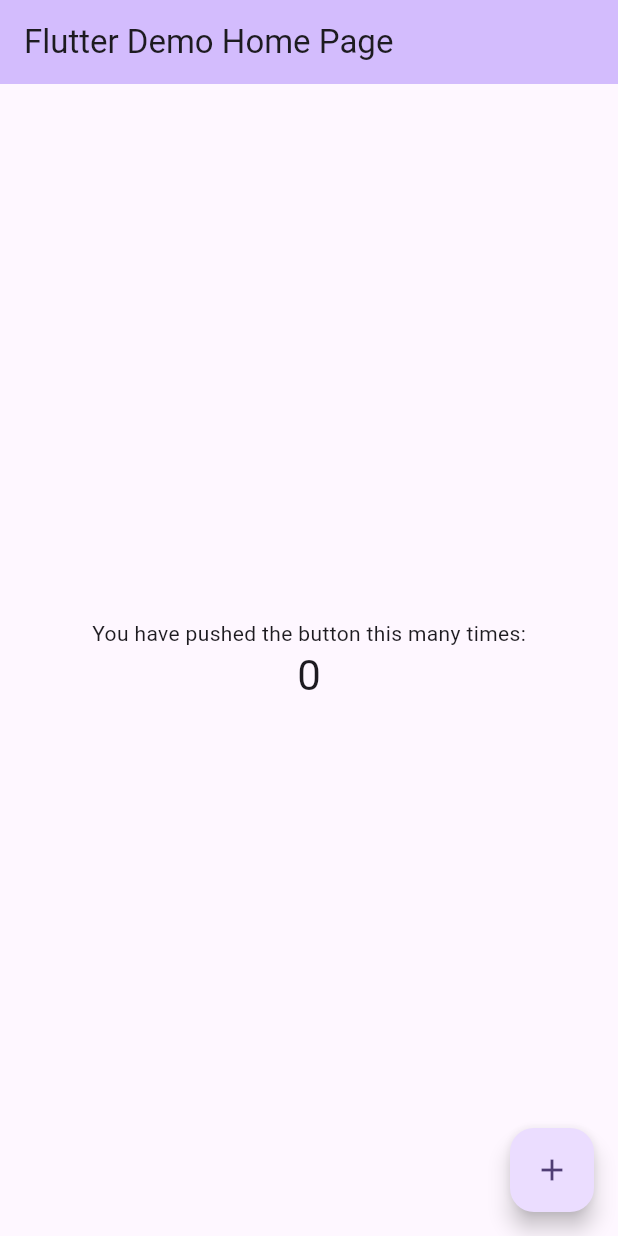
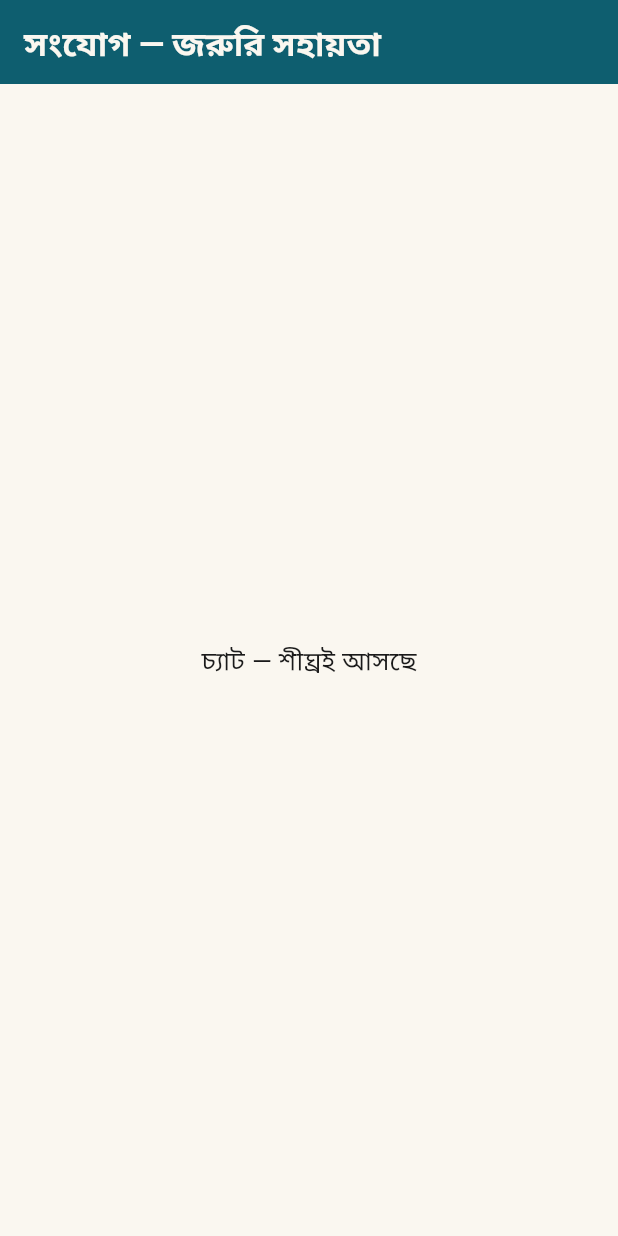
Before and after one commit to Ahnaf181419/shongjog, a Flutter app: the screen it shows after launch, on a phone screen of 412 x 824 dp. Run offline on Flutter 3.47's test engine with Material 3 defaults, Android fonts, the phone set to English and light mode, and no system bars; Roboto replaces fonts that are missing (HindSiliguri); project files that could hold a hidden picture were left out.

Commit message:
feat(app): Bangla-first theme and route shell
Phase 1.2 (Task 1.2): theme + routing shell. IC-1 unblock for Maruf/Sehab.

- lib/app/theme.dart: full light + dark token set per design.md §5.1
  (paperWhite/sand/inkBlack/calmTeal/softTeal/alertRed + darkBody/
  elevated/warmOffWhite/calmTealPlus/softTealDark/alertRedPlus/
  mutedText). Body floor 17sp (§5.2). Font family 'HindSiliguri'
  (resolves to system Bengali until Phase 5 bundles assets).
- lib/app/router.dart: AppRoutes contract (chat /, quickCards /cards,
  shelterMap /shelter) — the public seam teammates code against.
- lib/app/app.dart: MaterialApp with theme + darkTheme +
  ThemeMode.system; debug banner off.
- lib/main.dart: replaced default counter; runs ShongjogApp.
- 3 placeholder screens with Bangla AppBar titles per design.md §7
  (chat/quick_cards/shelter_map). Exceeds plan's Text('TODO').
- test/widget_test.dart: smoke test verifying skeleton renders chat
  screen with Bangla AppBar title.

flutter analyze: clean. flutter test: 1/1 passed.

```diff
--- /dev/null
+++ b/lib/app/app.dart
@@ -0,0 +1,23 @@
+import 'package:flutter/material.dart';
+
+import 'router.dart';
+import 'theme.dart';
+
+/// Root widget. The skeleton wires theme + routes; Phase 3 will layer in the
+/// ModelManager / KB loader / connectivity state providers above this shell.
+class ShongjogApp extends StatelessWidget {
+  const ShongjogApp({super.key});
+
+  @override
+  Widget build(BuildContext context) {
+    return MaterialApp(
+      title: 'Shongjog',
+      theme: ShongjogTheme.light(),
+      darkTheme: ShongjogTheme.dark(),
+      themeMode: ThemeMode.system,
+      initialRoute: AppRoutes.chat,
+      routes: AppRoutes.all(),
+      debugShowCheckedModeBanner: false,
+    );
+  }
+}
--- /dev/null
+++ b/lib/app/router.dart
@@ -0,0 +1,22 @@
+import 'package:flutter/material.dart';
+
+import '../features/chat/chat_screen.dart';
+import '../features/quick_cards/quick_cards_screen.dart';
+import '../features/shelter/shelter_map_screen.dart';
+
+/// Route constants — the public contract Maruf and Sehab code against.
+///
+/// Maruf's quick-cards screen (Phase 1.3) and Sehab's about page (Phase 4.7)
+/// will be added here at IC-2 / IC-3. Adding a route here MUST be paired with
+/// adding the screen to AppRoutes.all() in the same commit.
+class AppRoutes {
+  static const chat = '/';
+  static const quickCards = '/cards';
+  static const shelterMap = '/shelter';
+
+  static Map<String, WidgetBuilder> all() => {
+        chat: (_) => const ChatScreen(),
+        quickCards: (_) => const QuickCardsScreen(),
+        shelterMap: (_) => const ShelterMapScreen(),
+      };
+}
--- /dev/null
+++ b/lib/app/theme.dart
@@ -0,0 +1,93 @@
+import 'package:flutter/material.dart';
+
+/// Shongjog design tokens. Source of truth: docs/design.md §5.
+class ShongjogTheme {
+  // Light tokens
+  static const Color paperWhite = Color(0xFFFAF7F0);
+  static const Color sand = Color(0xFFF4ECD8);
+  static const Color inkBlack = Color(0xFF1A1A1A);
+  static const Color calmTeal = Color(0xFF0E5E6F);
+  static const Color softTeal = Color(0xFFE8F0F2);
+  static const Color alertRed = Color(0xFFB23A48);
+
+  // Dark tokens
+  static const Color darkBody = Color(0xFF0A1922);
+  static const Color elevated = Color(0xFF112733);
+  static const Color warmOffWhite = Color(0xFFF0EAE0);
+  static const Color calmTealPlus = Color(0xFF4FB3C8);
+  static const Color softTealDark = Color(0xFF1A3540);
+  static const Color alertRedPlus = Color(0xFFE57180);
+  static const Color mutedText = Color(0xFFA8B5BC);
+
+  // Bangla-first font family. Skeleton uses system Bengali so no asset
+  // dependency; Phase 5 swaps to HindSiliguri (OFL, bundled in assets/fonts/).
+  static const String fontFamily = 'HindSiliguri';
+
+  // Body floor is 17sp (design.md §5.2). Material default 14sp is too small
+  // for low-literacy / stressed users.
+  static const double bodyFloor = 17.0;
+  static const double bodyLargeFloor = 20.0;
+
+  static ThemeData light() => _buildTheme(Brightness.light);
+  static ThemeData dark() => _buildTheme(Brightness.dark);
+
+  static ThemeData _buildTheme(Brightness brightness) {
+    final isLight = brightness == Brightness.light;
+    final base = isLight ? ThemeData.light(useMaterial3: true) : ThemeData.dark(useMaterial3: true);
+    final textColor = isLight ? inkBlack : warmOffWhite;
+    final scaffoldBg = isLight ? paperWhite : darkBody;
+    final appBarBg = isLight ? calmTeal : darkBody;
+    final appBarFg = isLight ? paperWhite : warmOffWhite;
+    final primary = isLight ? calmTeal : calmTealPlus;
+    final error = isLight ? alertRed : alertRedPlus;
+
+    final textTheme = base.textTheme.apply(
+      bodyColor: textColor,
+      displayColor: textColor,
+      fontFamily: fontFamily,
+    );
+
+    return base.copyWith(
+      colorScheme: ColorScheme(
+        brightness: brightness,
+        primary: primary,
+        onPrimary: isLight ? paperWhite : darkBody,
+        secondary: primary,
+        onSecondary: isLight ? paperWhite : darkBody,
+        surface: scaffoldBg,
+        onSurface: textColor,
+        error: error,
+        onError: isLight ? paperWhite : darkBody,
+      ),
+      scaffoldBackgroundColor: scaffoldBg,
+      textTheme: textTheme.copyWith(
+        bodyLarge: textTheme.bodyLarge?.copyWith(fontSize: bodyLargeFloor),
+        bodyMedium: textTheme.bodyMedium?.copyWith(fontSize: bodyFloor),
+        bodySmall: textTheme.bodySmall?.copyWith(fontSize: 14),
+        headlineMedium: textTheme.headlineMedium?.copyWith(fontWeight: FontWeight.w600),
+        titleLarge: textTheme.titleLarge?.copyWith(fontWeight: FontWeight.w600),
+      ),
+      appBarTheme: AppBarTheme(
+        backgroundColor: appBarBg,
+        foregroundColor: appBarFg,
+        elevation: 0,
+        titleTextStyle: TextStyle(
+          color: appBarFg,
+          fontSize: 22,
+          fontWeight: FontWeight.w600,
+          fontFamily: fontFamily,
+        ),
+      ),
+      filledButtonTheme: FilledButtonThemeData(
+        style: FilledButton.styleFrom(
+          minimumSize: const Size.fromHeight(56),
+          textStyle: const TextStyle(
+            fontSize: 18,
+            fontWeight: FontWeight.w600,
+            fontFamily: fontFamily,
+          ),
+        ),
+      ),
+    );
+  }
+}
--- /dev/null
+++ b/lib/features/chat/chat_screen.dart
@@ -0,0 +1,20 @@
+import 'package:flutter/material.dart';
+
+/// Skeleton placeholder. Phase 3.4 (Ahnaf) replaces this with the real chat
+/// screen — mic-first input, message bubbles, TTS read-aloud, model-ready
+/// status row (design.md §7.1).
+class ChatScreen extends StatelessWidget {
+  const ChatScreen({super.key});
+
+  @override
+  Widget build(BuildContext context) {
+    return Scaffold(
+      appBar: AppBar(
+        title: const Text('সংযোগ — জরুরি সহায়তা'),
+      ),
+      body: const Center(
+        child: Text('চ্যাট — শীঘ্রই আসছে'),
+      ),
+    );
+  }
+}
--- /dev/null
+++ b/lib/features/quick_cards/quick_cards_screen.dart
@@ -0,0 +1,20 @@
+import 'package:flutter/material.dart';
+
+/// Skeleton placeholder. Phase 1.3 (Maruf) replaces this with the 6-card
+/// static safety net — ORS / water / snakebite / severe diarrhea / shelter /
+/// bleeding control (design.md §7.2). No model dependency.
+class QuickCardsScreen extends StatelessWidget {
+  const QuickCardsScreen({super.key});
+
+  @override
+  Widget build(BuildContext context) {
+    return Scaffold(
+      appBar: AppBar(
+        title: const Text('জরুরি সহায়তা কার্ড'),
+      ),
+      body: const Center(
+        child: Text('কার্ডসমূহ — শীঘ্রই আসছে'),
+      ),
+    );
+  }
+}
--- /dev/null
+++ b/lib/features/shelter/shelter_map_screen.dart
@@ -0,0 +1,19 @@
+import 'package:flutter/material.dart';
+
+/// Skeleton placeholder. Phase 4.2 (Ahnaf) replaces this with the bundled
+/// GeoJSON map + GPS-centered nearest-shelter flow (design.md §7.3).
+class ShelterMapScreen extends StatelessWidget {
+  const ShelterMapScreen({super.key});
+
+  @override
+  Widget build(BuildContext context) {
+    return Scaffold(
+      appBar: AppBar(
+        title: const Text('নিকটস্থ আশ্রয়কেন্দ্র'),
+      ),
+      body: const Center(
+        child: Text('মানচিত্র — শীঘ্রই আসছে'),
+      ),
+    );
+  }
+}
--- a/lib/main.dart
+++ b/lib/main.dart
@@ -1,122 +1,7 @@
 import 'package:flutter/material.dart';
 
+import 'app/app.dart';
+
 void main() {
-  runApp(const MyApp());
+  runApp(const ShongjogApp());
 }
-
-class MyApp extends StatelessWidget {
-  const MyApp({super.key});
-
-  // This widget is the root of your application.
-  @override
-  Widget build(BuildContext context) {
-    return MaterialApp(
-      title: 'Flutter Demo',
-      theme: ThemeData(
-        // This is the theme of your application.
-        //
-        // TRY THIS: Try running your application with "flutter run". You'll see
-        // the application has a purple toolbar. Then, without quitting the app,
-        // try changing the seedColor in the colorScheme below to Colors.green
-        // and then invoke "hot reload" (save your changes or press the "hot
-        // reload" button in a Flutter-supported IDE, or press "r" if you used
-        // the command line to start the app).
-        //
-        // Notice that the counter didn't reset back to zero; the application
-        // state is not lost during the reload. To reset the state, use hot
-        // restart instead.
-        //
-        // This works for code too, not just values: Most code changes can be
-        // tested with just a hot reload.
-        colorScheme: .fromSeed(seedColor: Colors.deepPurple),
-      ),
-      home: const MyHomePage(title: 'Flutter Demo Home Page'),
-    );
-  }
-}
-
-class MyHomePage extends StatefulWidget {
-  const MyHomePage({super.key, required this.title});
-
-  // This widget is the home page of your application. It is stateful, meaning
-  // that it has a State object (defined below) that contains fields that affect
-  // how it looks.
-
-  // This class is the configuration for the state. It holds the values (in this
-  // case the title) provided by the parent (in this case the App widget) and
-  // used by the build method of the State. Fields in a Widget subclass are
-  // always marked "final".
-
-  final String title;
-
-  @override
-  State<MyHomePage> createState() => _MyHomePageState();
-}
-
-class _MyHomePageState extends State<MyHomePage> {
-  int _counter = 0;
-
-  void _incrementCounter() {
-    setState(() {
-      // This call to setState tells the Flutter framework that something has
-      // changed in this State, which causes it to rerun the build method below
-      // so that the display can reflect the updated values. If we changed
-      // _counter without calling setState(), then the build method would not be
-      // called again, and so nothing would appear to happen.
-      _counter++;
-    });
-  }
-
-  @override
-  Widget build(BuildContext context) {
-    // This method is rerun every time setState is called, for instance as done
-    // by the _incrementCounter method above.
-    //
-    // The Flutter framework has been optimized to make rerunning build methods
-    // fast, so that you can just rebuild anything that needs updating rather
-    // than having to individually change instances of widgets.
-    return Scaffold(
-      appBar: AppBar(
-        // TRY THIS: Try changing the color here to a specific color (to
-        // Colors.amber, perhaps?) and trigger a hot reload to see the AppBar
-        // change color while the other colors stay the same.
-        backgroundColor: Theme.of(context).colorScheme.inversePrimary,
-        // Here we take the value from the MyHomePage object that was created by
-        // the App.build method, and use it to set our appbar title.
-        title: Text(widget.title),
-      ),
-      body: Center(
-        // Center is a layout widget. It takes a single child and positions it
-        // in the middle of the parent.
-        child: Column(
-          // Column is also a layout widget. It takes a list of children and
-          // arranges them vertically. By default, it sizes itself to fit its
-          // children horizontally, and tries to be as tall as its parent.
-          //
-          // Column has various properties to control how it sizes itself and
-          // how it positions its children. Here we use mainAxisAlignment to
-          // center the children vertically; the main axis here is the vertical
-          // axis because Columns are vertical (the cross axis would be
-          // horizontal).
-          //
-          // TRY THIS: Invoke "debug painting" (choose the "Toggle Debug Paint"
-          // action in the IDE, or press "p" in the console), to see the
-          // wireframe for each widget.
-          mainAxisAlignment: .center,
-          children: [
-            const Text('You have pushed the button this many times:'),
-            Text(
-              '$_counter',
-              style: Theme.of(context).textTheme.headlineMedium,
-            ),
-          ],
-        ),
-      ),
-      floatingActionButton: FloatingActionButton(
-        onPressed: _incrementCounter,
-        tooltip: 'Increment',
-        child: const Icon(Icons.add),
-      ),
-    );
-  }
-}
```
Also changed, not shown: 1 other file.
